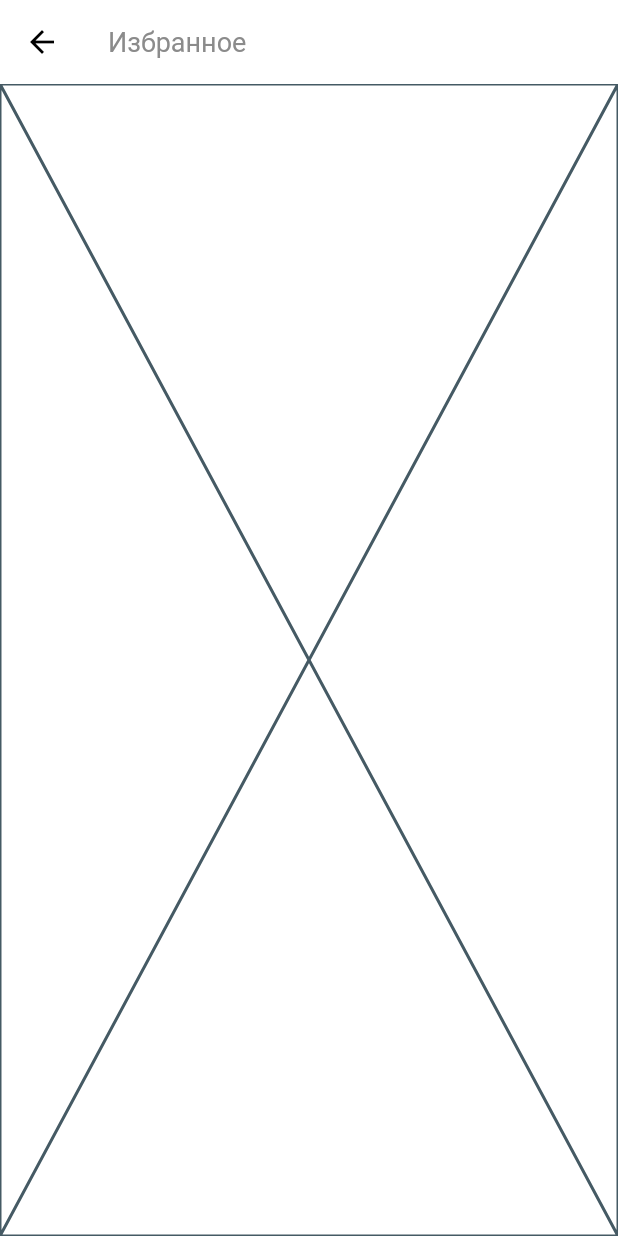
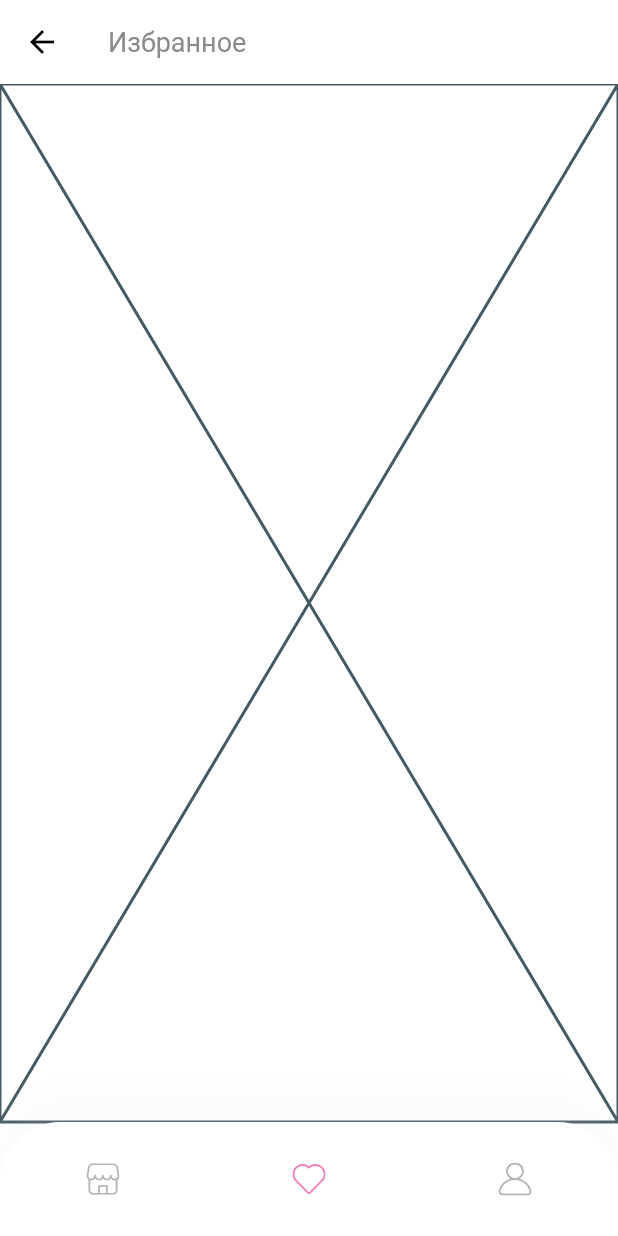
Before and after one commit to MorgueMorg/Flutter-FHome-Inai, a Flutter app: the FavoritesScreen screen opened by its route, on a phone screen of 412 x 824 dp. Run offline on Flutter 3.47's test engine with Material 2 defaults, Android fonts, the phone set to English and light mode, and no system bars; our stand-ins replace bloc, dio, equatable, flutter_bloc, flutter_svg.

Commit message:
Updated UI and favorites :desert_island:

```diff
--- a/lib/components/custom_bottom_nav_bar.dart
+++ b/lib/components/custom_bottom_nav_bar.dart
@@ -50,7 +50,7 @@ class CustomBottomNavBar extends StatelessWidget {
                 Navigator.pushNamed(context, FavoritesScreen.routeName);
               },
               icon: SvgPicture.asset("assets/icons/Heart Icon.svg",
-                  color: MenuState.favourite == selectedMenu
+                  color: MenuState.favorites == selectedMenu
                       ? lightPink
                       : inActiveIconColor),
             ),
--- a/lib/components/menu_enums.dart
+++ b/lib/components/menu_enums.dart
@@ -1,6 +1,5 @@
 enum MenuState {
   home,
-  favourite,
-  message,
+  favorites,
   profile
 }
--- a/lib/features/screens/favorites/favorites_screen.dart
+++ b/lib/features/screens/favorites/favorites_screen.dart
@@ -1,3 +1,5 @@
+import 'package:fhome/components/custom_bottom_nav_bar.dart';
+import 'package:fhome/components/menu_enums.dart';
 import 'package:fhome/features/screens/favorites/components/body.dart';
 import 'package:flutter/material.dart';
 
@@ -12,6 +14,9 @@ class FavoritesScreen extends StatelessWidget {
         title: const Text("Избранное"),
       ),
       body: const Body(),
+      bottomNavigationBar: const CustomBottomNavBar(
+        selectedMenu: MenuState.favorites,
+      ),
     );
   }
 }
```
Also changed, not shown: lib/features/cubit/favoritesFeature/favorites_cubit.dart (added, +18 -0 lines), lib/features/screens/home/components/products/custom_list_tile.dart (+13 -4 lines), lib/features/screens/home/components/products/fetch_bloc_products.dart (line endings or trailing spaces).
